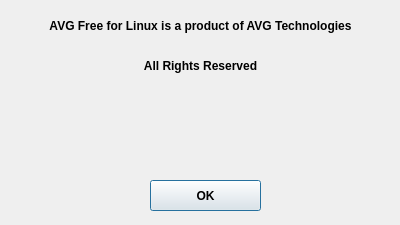
Before: the Qt Designer form PrimeAVG/ui/avgavinfo.ui in cti-gr/avgui, drawn with Qt 5.
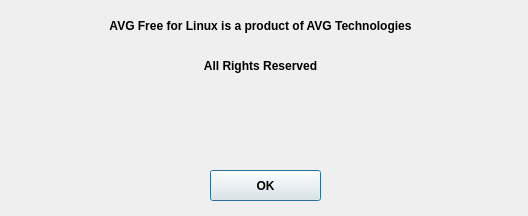
After: the same form once the commit is applied. Icons and pictures are not drawn.

```diff
--- a/PrimeAVG/ui/avgavinfo.ui
+++ b/PrimeAVG/ui/avgavinfo.ui
@@ -6,19 +6,22 @@
    <rect>
     <x>0</x>
     <y>0</y>
-    <width>400</width>
-    <height>225</height>
+    <width>528</width>
+    <height>216</height>
    </rect>
   </property>
   <property name="windowTitle">
    <string>Dialog</string>
   </property>
-  <widget class="QLabel" name="label">
+  <property name="modal">
+   <bool>true</bool>
+  </property>
+  <widget class="QLabel" name="lblAVGinfo1">
    <property name="geometry">
     <rect>
      <x>10</x>
      <y>0</y>
-     <width>381</width>
+     <width>501</width>
      <height>51</height>
     </rect>
    </property>
@@ -38,7 +41,7 @@
   <widget class="QLabel" name="label_2">
    <property name="geometry">
     <rect>
-     <x>100</x>
+     <x>150</x>
      <y>90</y>
      <width>211</width>
      <height>81</height>
@@ -57,8 +60,8 @@
   <widget class="QPushButton" name="pushButton">
    <property name="geometry">
     <rect>
-     <x>150</x>
-     <y>180</y>
+     <x>210</x>
+     <y>170</y>
      <width>111</width>
      <height>31</height>
     </rect>
@@ -76,7 +79,7 @@
   <widget class="QLabel" name="label_3">
    <property name="geometry">
     <rect>
-     <x>10</x>
+     <x>70</x>
      <y>40</y>
      <width>381</width>
      <height>51</height>
```
Left out of the diff: 6 changed lines with no effect on the pictures.
